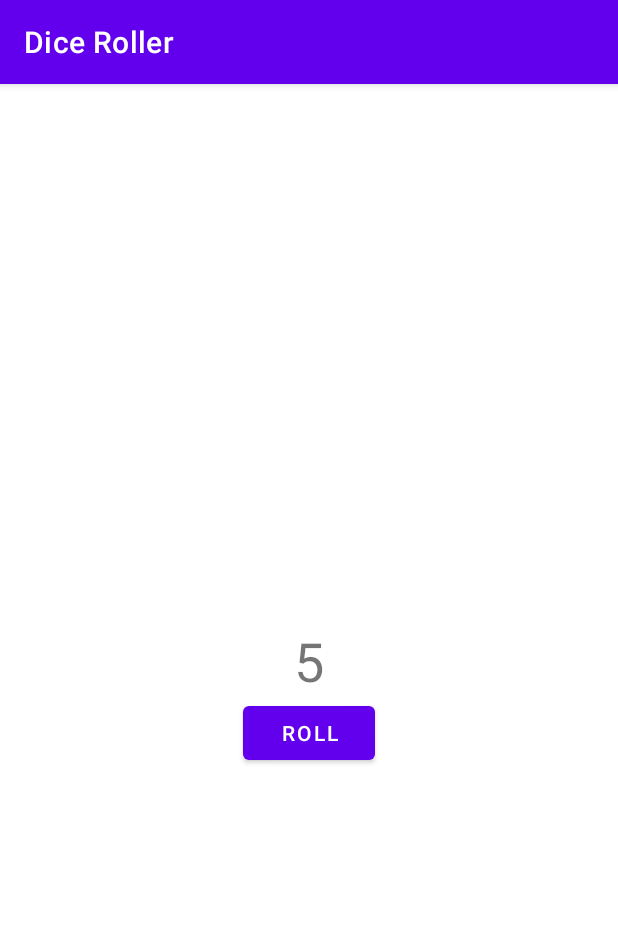
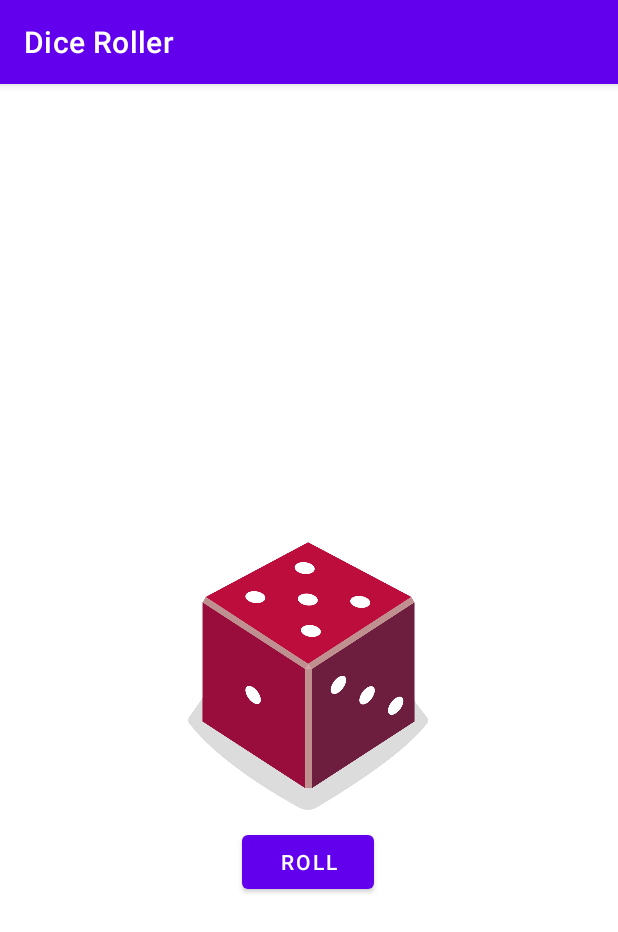
Before and after one commit to srajan87/DiceRollerApp, an Android app: the screen it shows after launch (MainActivity), after a tap on "ROLL", on a phone screen of 412 x 824 dp. Shown: the top 932 px of the screen. Run offline under Robolectric (Android 15) with nearby library versions, the phone set to English and light mode, and no system bars.

Commit message:
Added Dice images

```diff
--- a/app/src/main/java/com/example/diceroller/MainActivity.kt
+++ b/app/src/main/java/com/example/diceroller/MainActivity.kt
@@ -2,7 +2,7 @@ package com.example.diceroller
 
 import android.os.Bundle
 import android.widget.Button
-import android.widget.TextView
+import android.widget.ImageView
 import androidx.appcompat.app.AppCompatActivity
 
 /**
@@ -16,6 +16,9 @@ class MainActivity : AppCompatActivity() {
         val rollButton: Button = findViewById(R.id.button)
 
         rollButton.setOnClickListener { rollDice() }
+
+        // Roll the dice at app start
+        rollDice()
     }
 
     /**
@@ -26,10 +29,24 @@ class MainActivity : AppCompatActivity() {
         val dice = Dice(6)
         val diceRoll = dice.roll()
 
-        // Update the screen with Dice Roll Result
-        val resultTextView: TextView = findViewById(R.id.textView)
-        resultTextView.text = diceRoll.toString()
+        // Find the image view in the layout
+        val diceImage: ImageView = findViewById(R.id.imageView)
 
+        // Determine which Drawable Resource ID based on the dice roll
+        val drawableResource = when (diceRoll) {
+            1 -> R.drawable.dice_1
+            2 -> R.drawable.dice_2
+            3 -> R.drawable.dice_3
+            4 -> R.drawable.dice_4
+            5 -> R.drawable.dice_5
+            else -> R.drawable.dice_6
+        }
+
+        // Update the ImageView with the correct Drawable Resource ID
+        diceImage.setImageResource(drawableResource)
+
+        // Update the content description
+        diceImage.contentDescription = diceRoll.toString()
         //Toast.makeText(this, "Dice Rolled!", Toast.LENGTH_SHORT).show()
     }
 }
--- a/app/src/main/res/layout/activity_main.xml
+++ b/app/src/main/res/layout/activity_main.xml
@@ -6,24 +6,26 @@
     android:layout_height="match_parent"
     tools:context=".MainActivity">
 
-    <TextView
-        android:id="@+id/textView"
-        android:layout_width="wrap_content"
-        android:layout_height="wrap_content"
-        android:textSize="36sp"
-        app:layout_constraintBottom_toBottomOf="parent"
-        app:layout_constraintLeft_toLeftOf="parent"
-        app:layout_constraintRight_toRightOf="parent"
-        app:layout_constraintTop_toTopOf="parent"
-        tools:text="1" />
-
     <Button
         android:id="@+id/button"
         android:layout_width="wrap_content"
         android:layout_height="wrap_content"
         android:text="@string/roll_button_text"
         app:layout_constraintEnd_toEndOf="parent"
+        app:layout_constraintHorizontal_bias="0.498"
         app:layout_constraintStart_toStartOf="parent"
-        app:layout_constraintTop_toBottomOf="@+id/textView" />
+        app:layout_constraintTop_toBottomOf="@+id/imageView" />
+
+    <ImageView
+        android:id="@+id/imageView"
+        android:layout_width="160dp"
+        android:layout_height="200dp"
+        app:layout_constraintBottom_toBottomOf="parent"
+        app:layout_constraintEnd_toEndOf="parent"
+        app:layout_constraintHorizontal_bias="0.498"
+        app:layout_constraintStart_toStartOf="parent"
+        app:layout_constraintTop_toTopOf="parent"
+        app:layout_constraintVertical_bias="0.519"
+        tools:srcCompat="@drawable/dice_1" />
 
 </androidx.constraintlayout.widget.ConstraintLayout>
```
Also changed, not shown: app/src/main/res/drawable/dice_1.png (added), app/src/main/res/drawable/dice_2.png (added), app/src/main/res/drawable/dice_3.png (added), app/src/main/res/drawable/dice_4.png (added), app/src/main/res/drawable/dice_5.png (added), app/src/main/res/drawable/dice_6.png (added).
